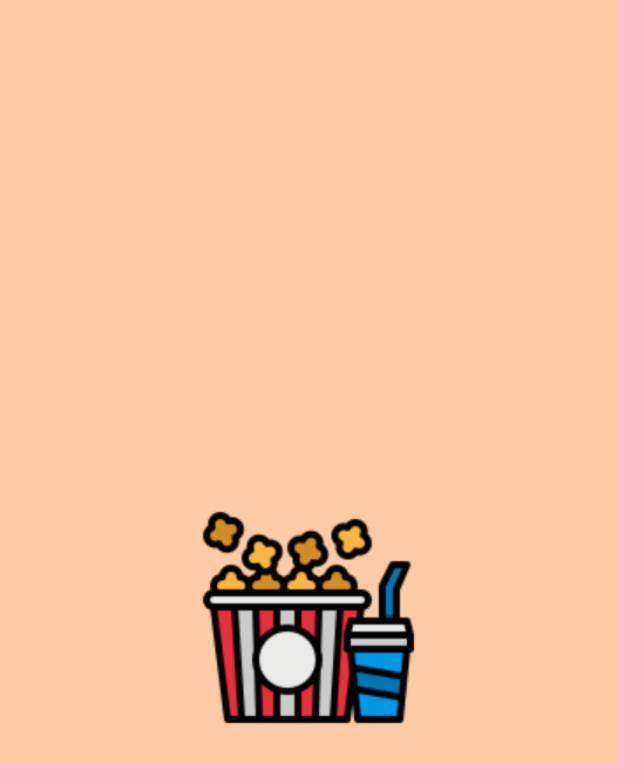
After one commit to kriti-ixix/android130, an Android app: the layout activity_splash_thread.xml on its own in the app's theme, with its tools: preview values and no code run, on a phone screen of 412 x 824 dp. The commit adds this screen. Shown: the top 763 px of the screen. Run offline under Robolectric (Android 15) with nearby library versions, the phone set to English and light mode, and no system bars.

Commit message:
splash screen

```diff
--- /dev/null
+++ b/app/src/main/res/layout/activity_splash_thread.xml
@@ -0,0 +1,16 @@
+<?xml version="1.0" encoding="utf-8"?>
+<RelativeLayout xmlns:android="http://schemas.android.com/apk/res/android"
+    xmlns:app="http://schemas.android.com/apk/res-auto"
+    xmlns:tools="http://schemas.android.com/tools"
+    android:layout_width="match_parent"
+    android:layout_height="match_parent"
+    android:background="@color/peach"
+    tools:context=".SplashThread">
+
+    <ImageView
+        android:layout_width="150dp"
+        android:layout_height="150dp"
+        android:layout_centerInParent="true"
+        android:src="@drawable/popcorn"/>
+
+</RelativeLayout>
--- a/app/src/main/res/values/colors.xml
+++ b/app/src/main/res/values/colors.xml
@@ -7,4 +7,5 @@
     <color name="teal_700">#FF018786</color>
     <color name="black">#FF000000</color>
     <color name="white">#FFFFFFFF</color>
+    <color name="peach">#ffcba4</color>
 </resources>
```
Also changed, not shown: app/src/main/AndroidManifest.xml (+9 -0 lines), app/src/main/java/com/kriti/android1_30/SplashThread.java (added, +39 -0 lines), app/src/main/res/drawable-v24/popcorn.png (added).
